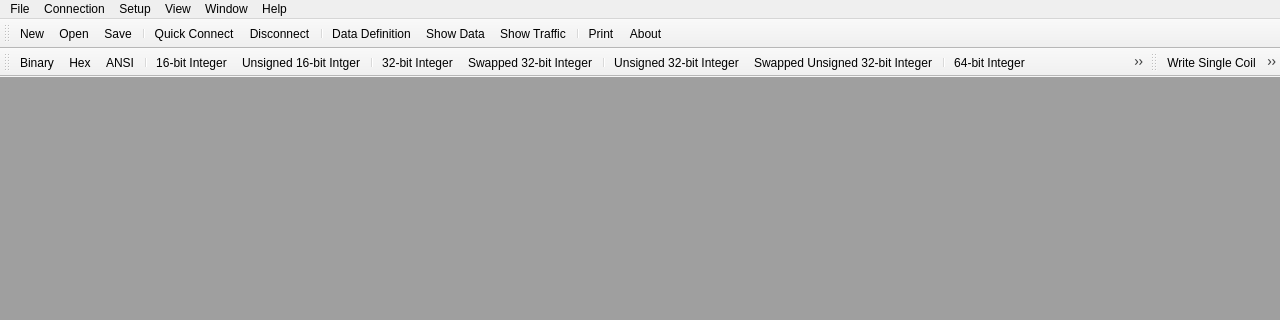
Old version of the form src/mainwindow.ui in the repository sanny32/OpenModScan; both pictures show x 0 to 1280 and y 0 to 320 of the 1280 by 720 pixel window.
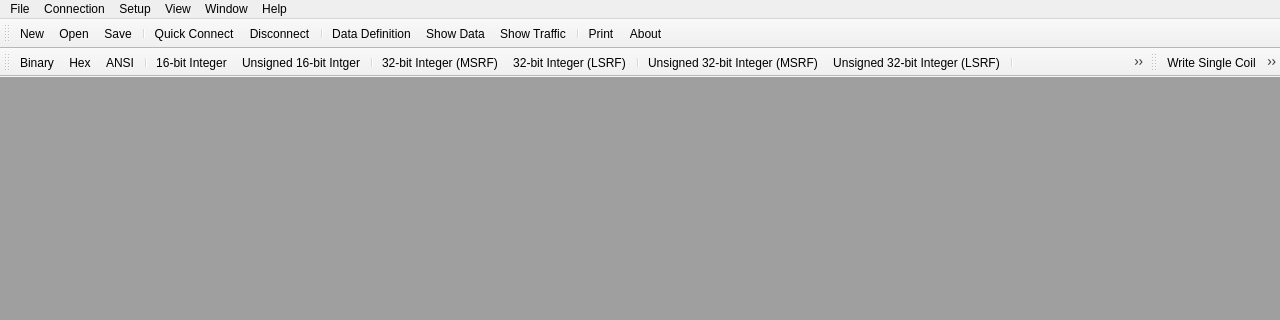
New version of the form. Icons and pictures are not drawn.

Commit message: Correct some ui menu text

```diff
--- a/src/mainwindow.ui
+++ b/src/mainwindow.ui
@@ -527,7 +527,7 @@
      <normaloff>:/res/actionFloatingPt.png</normaloff>:/res/actionFloatingPt.png</iconset>
    </property>
    <property name="text">
-    <string>Float</string>
+    <string>Float (MSRF)</string>
    </property>
    <property name="toolTip">
     <string>Float (MSRF)</string>
@@ -545,7 +545,7 @@
      <normaloff>:/res/actionSwappedFP.png</normaloff>:/res/actionSwappedFP.png</iconset>
    </property>
    <property name="text">
-    <string>Swapped Float</string>
+    <string>Float (LSRF)</string>
    </property>
    <property name="toolTip">
     <string>Float (LSRF)</string>
@@ -563,7 +563,7 @@
      <normaloff>:/res/actionDblFloat.png</normaloff>:/res/actionDblFloat.png</iconset>
    </property>
    <property name="text">
-    <string>Double</string>
+    <string>Double (MSRF)</string>
    </property>
    <property name="toolTip">
     <string>Double (MSRF)</string>
@@ -581,7 +581,7 @@
      <normaloff>:/res/actionSwappedDbl.png</normaloff>:/res/actionSwappedDbl.png</iconset>
    </property>
    <property name="text">
-    <string>Swapped Double</string>
+    <string>Double (LSRF)</string>
    </property>
    <property name="toolTip">
     <string>Double (LSRF)</string>
@@ -797,7 +797,7 @@
      <normaloff>:/res/actionInt32.png</normaloff>:/res/actionInt32.png</iconset>
    </property>
    <property name="text">
-    <string>32-bit Integer</string>
+    <string>32-bit Integer (MSRF)</string>
    </property>
    <property name="toolTip">
     <string>32-bit Integer (MSRF)</string>
@@ -815,7 +815,7 @@
      <normaloff>:/res/actionSwappedInt32.png</normaloff>:/res/actionSwappedInt32.png</iconset>
    </property>
    <property name="text">
-    <string>Swapped 32-bit Integer</string>
+    <string>32-bit Integer (LSRF)</string>
    </property>
    <property name="toolTip">
     <string>32-bit Integer (LSRF)</string>
@@ -833,7 +833,7 @@
      <normaloff>:/res/actionUInt32.png</normaloff>:/res/actionUInt32.png</iconset>
    </property>
    <property name="text">
-    <string>Unsigned 32-bit Integer</string>
+    <string>Unsigned 32-bit Integer (MSRF)</string>
    </property>
    <property name="toolTip">
     <string>Unsigned 32-bit Integer (MSRF)</string>
@@ -851,7 +851,7 @@
      <normaloff>:/res/actionSwappedUInt32.png</normaloff>:/res/actionSwappedUInt32.png</iconset>
    </property>
    <property name="text">
-    <string>Swapped Unsigned 32-bit Integer</string>
+    <string>Unsigned 32-bit Integer (LSRF)</string>
    </property>
    <property name="toolTip">
     <string>Unsigned 32-bit Integer (LSRF)</string>
@@ -880,7 +880,7 @@
      <normaloff>:/res/actionInt64.png</normaloff>:/res/actionInt64.png</iconset>
    </property>
    <property name="text">
-    <string>64-bit Integer</string>
+    <string>64-bit Integer (MSRF)</string>
    </property>
    <property name="toolTip">
     <string>64-bit Integer (MSRF)</string>
@@ -898,7 +898,7 @@
      <normaloff>:/res/actionSwappedInt64.png</normaloff>:/res/actionSwappedInt64.png</iconset>
    </property>
    <property name="text">
-    <string>Swapped 64-bit Integer</string>
+    <string>64-bit Integer (LSRF)</string>
    </property>
    <property name="toolTip">
     <string>64-bit Integer (LSRF)</string>
@@ -916,7 +916,7 @@
      <normaloff>:/res/actionUInt64.png</normaloff>:/res/actionUInt64.png</iconset>
    </property>
    <property name="text">
-    <string>Unsigned 64-bit Integer</string>
+    <string>Unsigned 64-bit Integer (MSRF)</string>
    </property>
    <property name="toolTip">
     <string>Unsigned 64-bit Integer (MSRF)</string>
@@ -934,7 +934,7 @@
      <normaloff>:/res/actionSwappedUInt64.png</normaloff>:/res/actionSwappedUInt64.png</iconset>
    </property>
    <property name="text">
-    <string>Swapped Unsigned 64-bit Integer</string>
+    <string>Unsigned 64-bit Integer (LSRF)</string>
    </property>
    <property name="toolTip">
     <string>Unsigned 64-bit Integer (LSRF)</string>
```
The commit also changes 4 other files.
